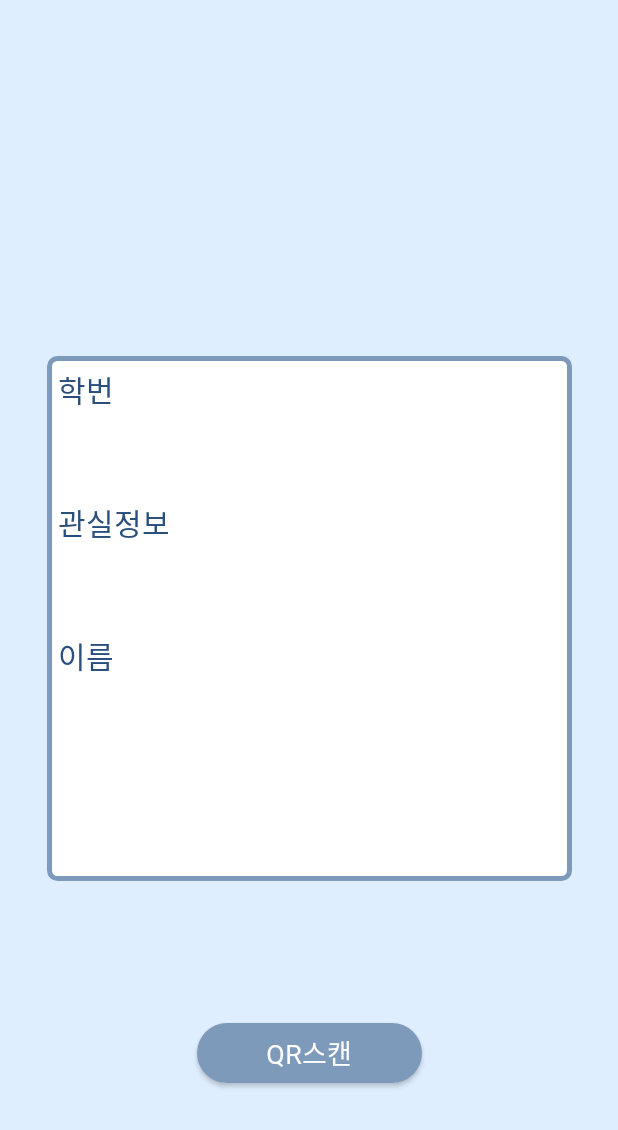
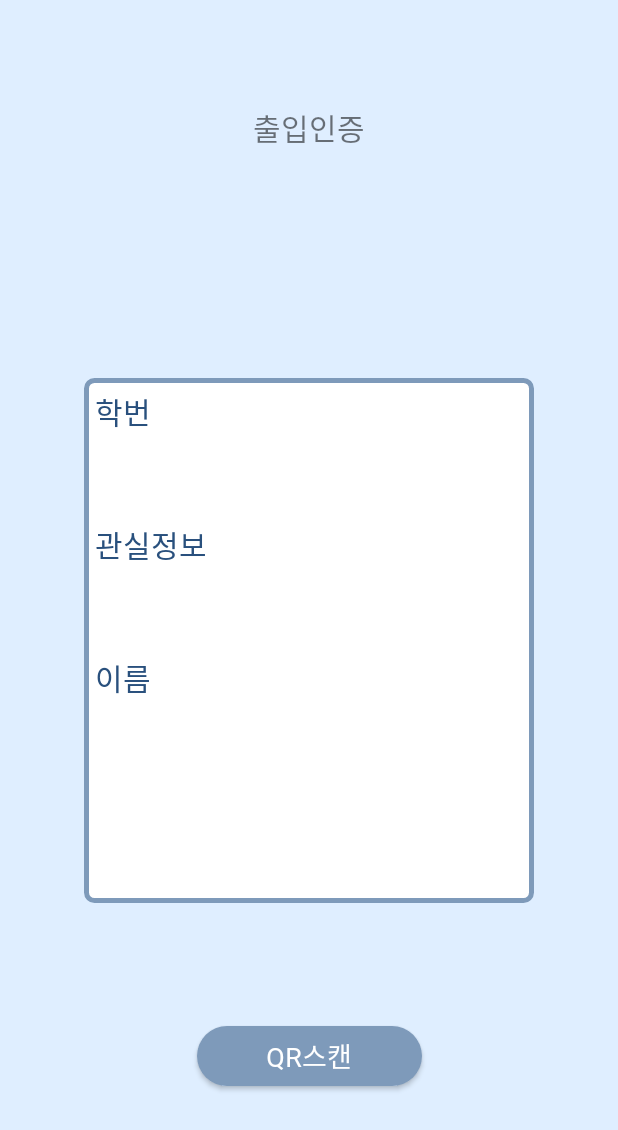
Before and after one commit to yxxniverse/mobileAppProject, an Android app: the layout activity_checkin.xml on its own in the app's theme, with its tools: preview values and no code run, on a phone screen of 412 x 824 dp. Shown: the top 1130 px of the screen. Run offline under Robolectric (Android 15) with nearby library versions, the phone set to English and light mode, and no system bars.

Commit message:
calendar

```diff
--- a/app/src/main/res/layout/activity_checkin.xml
+++ b/app/src/main/res/layout/activity_checkin.xml
@@ -6,13 +6,30 @@
     android:layout_height="match_parent"
     android:background="@color/theme_blue">
 
+    <TextView
+        android:id="@+id/checkin_textView"
+        android:layout_width="wrap_content"
+        android:layout_height="wrap_content"
+        android:background="@color/theme_blue"
+        android:layout_marginTop="70dp"
+        android:layout_alignParentLeft="true"
+        android:layout_alignParentTop="true"
+        android:text="출입인증"
+        android:fontFamily="@font/neodgm"
+        android:textSize="20dp"
+        app:layout_constraintTop_toTopOf="parent"
+        app:layout_constraintEnd_toEndOf="parent"
+        app:layout_constraintStart_toStartOf="parent"/>
+
     <LinearLayout
         android:id="@+id/checkInInfo"
-        android:layout_width="350dp"
+        android:layout_width="300dp"
         android:layout_height="350dp"
+        android:background="@drawable/frame_calendar"
+        android:fontFamily="@font/neodgm"
+        android:layout_marginTop="30dp"
         android:layout_centerVertical="true"
         android:orientation="vertical"
-        android:background="@drawable/frame_calendar"
         app:layout_constraintTop_toTopOf="parent"
         app:layout_constraintEnd_toEndOf="parent"
         app:layout_constraintStart_toStartOf="parent"
--- a/app/src/main/res/layout/activity_login.xml
+++ b/app/src/main/res/layout/activity_login.xml
@@ -78,4 +78,5 @@
         android:textColor="@color/theme_blue2"
         />
 
+
 </LinearLayout>
```
Also changed, not shown: app/src/main/res/drawable/cel.jpg (deleted).
